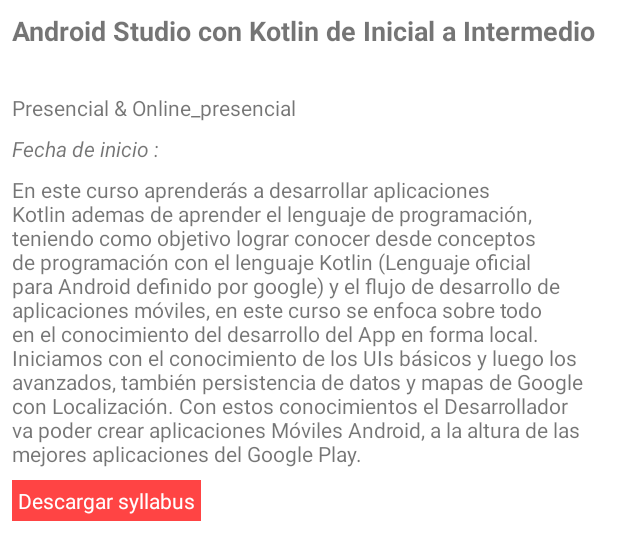
After one commit to emedinaa/kotlin-android-coroutines, an Android app: the layout layout_content.xml on its own in the app's theme, with its tools: preview values and no code run, on a phone screen of 412 x 824 dp. The commit adds this screen. Shown: the top 560 px of the screen. Run offline under Robolectric (Android 15) with nearby library versions, the phone set to English and light mode, and no system bars; network calls fail.

Commit message:
Updated sample

```diff
--- a/KotlinCoroutines/app/src/main/AndroidManifest.xml
+++ b/KotlinCoroutines/app/src/main/AndroidManifest.xml
@@ -5,7 +5,7 @@
     <uses-permission android:name="android.permission.INTERNET" />
 
     <application
-        android:allowBackup="true"
+        android:allowBackup="false"
         android:icon="@mipmap/ic_launcher"
         android:label="@string/app_name"
         android:roundIcon="@mipmap/ic_launcher_round"
--- a/KotlinCoroutines/app/src/main/java/com/emedinaa/kotlincoroutines/Entity.kt
+++ b/KotlinCoroutines/app/src/main/java/com/emedinaa/kotlincoroutines/Entity.kt
@@ -5,7 +5,7 @@ import com.google.gson.annotations.SerializedName
 import kotlinx.android.parcel.Parcelize
 
 @Parcelize
-data class Course(val id:Int, @SerializedName("name") val title:String, @SerializedName("mode") val modality:String,
+data class Course(val id:Int, val nickname:String,@SerializedName("name") val title:String, @SerializedName("mode") val modality:String,
                   @SerializedName("startdate") val date:String, val desc:String, @SerializedName("image") val photo:String):Parcelable
 
 @Parcelize
--- a/KotlinCoroutines/app/src/main/java/com/emedinaa/kotlincoroutines/MainActivity.kt
+++ b/KotlinCoroutines/app/src/main/java/com/emedinaa/kotlincoroutines/MainActivity.kt
@@ -15,6 +15,8 @@ import kotlinx.coroutines.launch
 import kotlinx.coroutines.withContext
 
 class MainActivity : AppCompatActivity() {
+
+    private var reviewList:List<Review> = emptyList()
 
     private val adapter:MainAdapter by lazy {
         MainAdapter(emptyList()){
@@ -55,6 +57,7 @@ class MainActivity : AppCompatActivity() {
             val reviewResult = reviewDeferred.await()
 
             adapter.update(courseResult)
+            reviewList = reviewResult
         }
     }
 
--- /dev/null
+++ b/KotlinCoroutines/app/src/main/res/layout/layout_content.xml
@@ -0,0 +1,93 @@
+<?xml version="1.0" encoding="utf-8"?>
+<androidx.constraintlayout.widget.ConstraintLayout
+    xmlns:android="http://schemas.android.com/apk/res/android"
+    xmlns:tools="http://schemas.android.com/tools"
+    xmlns:app="http://schemas.android.com/apk/res-auto"
+    android:layout_width="match_parent"
+    android:layout_height="match_parent"
+    android:background="@android:color/white">
+
+    <TextView
+        android:id="@+id/textViewName"
+        android:layout_width="0dp"
+        android:layout_height="wrap_content"
+        android:layout_marginStart="8dp"
+        android:layout_marginLeft="8dp"
+        android:layout_marginTop="8dp"
+        android:layout_marginEnd="8dp"
+        android:layout_marginRight="8dp"
+        android:minLines="2"
+        android:textSize="18sp"
+        android:textStyle="bold"
+        app:layout_constraintEnd_toEndOf="parent"
+        app:layout_constraintStart_toStartOf="parent"
+        app:layout_constraintTop_toTopOf="parent"
+        tools:text="Android Studio con Kotlin de Inicial a Intermedio" />
+
+    <TextView
+        android:id="@+id/textViewLink"
+        android:layout_width="wrap_content"
+        android:layout_height="wrap_content"
+        android:layout_marginTop="8dp"
+        android:background="@android:color/holo_red_light"
+        android:padding="4dp"
+        android:text="Descargar syllabus"
+        android:textColor="@android:color/white"
+        app:layout_constraintStart_toStartOf="@+id/textViewName"
+        app:layout_constraintTop_toBottomOf="@+id/textViewDesc" />
+
+    <TextView
+        android:id="@+id/textViewModality"
+        android:layout_width="0dp"
+        android:layout_height="wrap_content"
+        android:layout_marginTop="8dp"
+        android:layout_marginEnd="8dp"
+        android:layout_marginRight="8dp"
+        app:layout_constraintEnd_toEndOf="parent"
+        app:layout_constraintStart_toStartOf="@+id/textViewName"
+        app:layout_constraintTop_toBottomOf="@+id/textViewName"
+        tools:text="@string/modality" />
+
+    <TextView
+        android:id="@+id/textViewDate"
+        android:layout_width="0dp"
+        android:layout_height="wrap_content"
+        android:layout_marginTop="8dp"
+        android:layout_marginEnd="8dp"
+        android:layout_marginRight="8dp"
+        android:text="Fecha de inicio :"
+        android:textStyle="italic"
+        app:layout_constraintEnd_toEndOf="parent"
+        app:layout_constraintStart_toStartOf="@+id/textViewName"
+        app:layout_constraintTop_toBottomOf="@+id/textViewModality" />
+
+    <TextView
+        android:id="@+id/textViewDesc"
+        android:layout_width="0dp"
+        android:layout_height="wrap_content"
+        android:layout_marginStart="8dp"
+        android:layout_marginLeft="8dp"
+        android:layout_marginTop="8dp"
+        android:layout_marginEnd="8dp"
+        android:layout_marginRight="8dp"
+        android:ellipsize="end"
+        android:minLines="5"
+        app:layout_constraintEnd_toEndOf="parent"
+        app:layout_constraintStart_toStartOf="parent"
+        app:layout_constraintTop_toBottomOf="@+id/textViewDate"
+        tools:text="@string/desc" />
+
+    <androidx.recyclerview.widget.RecyclerView
+        android:id="@+id/recyclerView"
+        android:layout_width="0dp"
+        android:layout_height="0dp"
+        android:layout_marginStart="8dp"
+        android:layout_marginLeft="8dp"
+        android:layout_marginEnd="8dp"
+        android:layout_marginRight="8dp"
+        app:layoutManager="androidx.recyclerview.widget.LinearLayoutManager"
+        app:layout_constraintBottom_toBottomOf="parent"
+        app:layout_constraintEnd_toEndOf="parent"
+        app:layout_constraintStart_toStartOf="parent"
+        app:layout_constraintTop_toBottomOf="@+id/textViewLink" />
+    </androidx.constraintlayout.widget.ConstraintLayout>
--- a/KotlinCoroutines/app/src/main/res/layout/row_course.xml
+++ b/KotlinCoroutines/app/src/main/res/layout/row_course.xml
@@ -34,7 +34,7 @@
             android:layout_marginEnd="8dp"
             android:layout_marginRight="8dp"
             android:lines="2"
-            android:textSize="18sp"
+            android:textSize="16sp"
             android:textStyle="bold"
             app:layout_constraintEnd_toEndOf="parent"
             app:layout_constraintStart_toStartOf="parent"
@@ -51,6 +51,7 @@
             android:layout_marginBottom="8dp"
             android:background="@android:color/holo_red_light"
             android:padding="4dp"
+            android:textSize="12sp"
             android:text="Descargar syllabus"
             android:textColor="@android:color/white"
             app:layout_constraintBottom_toBottomOf="parent"
@@ -67,6 +68,7 @@
             android:layout_marginTop="4dp"
             android:layout_marginEnd="8dp"
             android:layout_marginRight="8dp"
+            android:textSize="14sp"
             app:layout_constraintEnd_toEndOf="parent"
             app:layout_constraintStart_toStartOf="@+id/textViewName"
             app:layout_constraintTop_toBottomOf="@+id/textViewName"
@@ -80,6 +82,7 @@
             android:layout_marginEnd="8dp"
             android:layout_marginRight="8dp"
             android:text="Fecha de inicio :"
+            android:textSize="14sp"
             android:textStyle="italic"
             app:layout_constraintEnd_toEndOf="parent"
             app:layout_constraintStart_toStartOf="@+id/textViewName"
@@ -94,6 +97,7 @@
             android:layout_marginRight="8dp"
             tools:text="@string/desc"
             android:lines="5"
+            android:textSize="14sp"
             android:ellipsize="end"
             app:layout_constraintEnd_toEndOf="parent"
             app:layout_constraintStart_toStartOf="@+id/textViewName"
--- a/KotlinCoroutines/app/src/main/res/layout/row_review.xml
+++ b/KotlinCoroutines/app/src/main/res/layout/row_review.xml
@@ -32,6 +32,7 @@
         android:layout_marginTop="8dp"
         android:layout_marginEnd="16dp"
         android:layout_marginRight="16dp"
+        android:textSize="14sp"
         tools:text="TextView"
         app:layout_constraintEnd_toEndOf="parent"
         app:layout_constraintHorizontal_bias="0.0"
@@ -47,6 +48,7 @@
         android:layout_marginRight="16dp"
         android:layout_marginBottom="16dp"
         tools:text="TextView"
+        android:textSize="12sp"
         android:textColor="@android:color/secondary_text_dark"
         app:layout_constraintBottom_toBottomOf="parent"
         app:layout_constraintEnd_toEndOf="parent"
@@ -60,7 +62,7 @@
         android:layout_marginLeft="16dp"
         android:layout_marginEnd="16dp"
         android:layout_marginRight="16dp"
-        android:background="#B46200EE"
+        android:background="#7E515051"
         app:layout_constraintBottom_toBottomOf="parent"
         app:layout_constraintEnd_toEndOf="parent"
         app:layout_constraintStart_toStartOf="parent" />
```
Also changed, not shown: KotlinCoroutines/app/src/main/java/com/emedinaa/kotlincoroutines/CourseActivity.kt (+14 -0 lines), KotlinCoroutines/app/src/main/res/layout/activity_course.xml (+32 -99 lines), KotlinCoroutines/app/src/main/res/values/styles.xml (+12 -1 lines).
